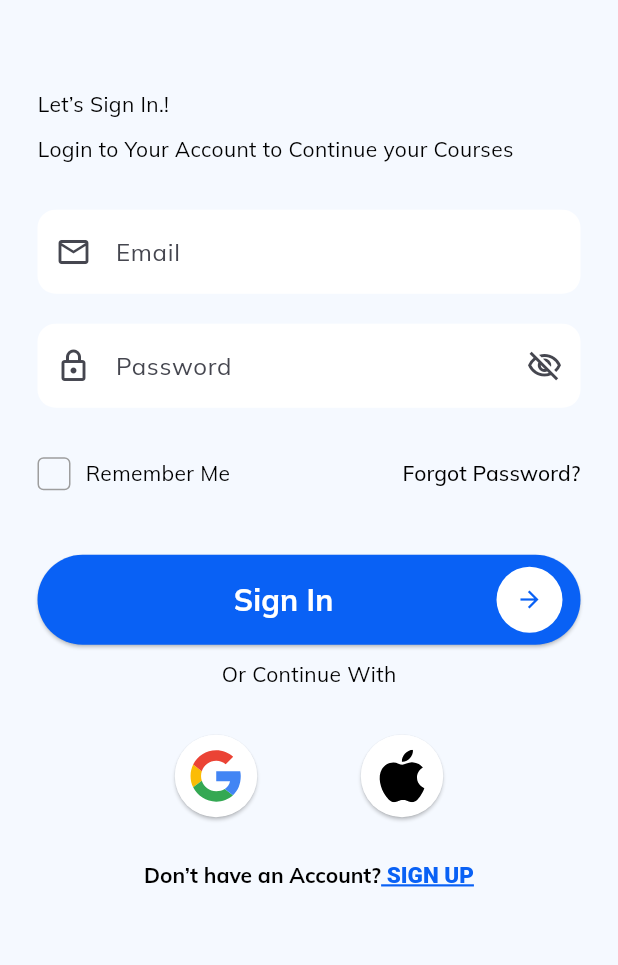
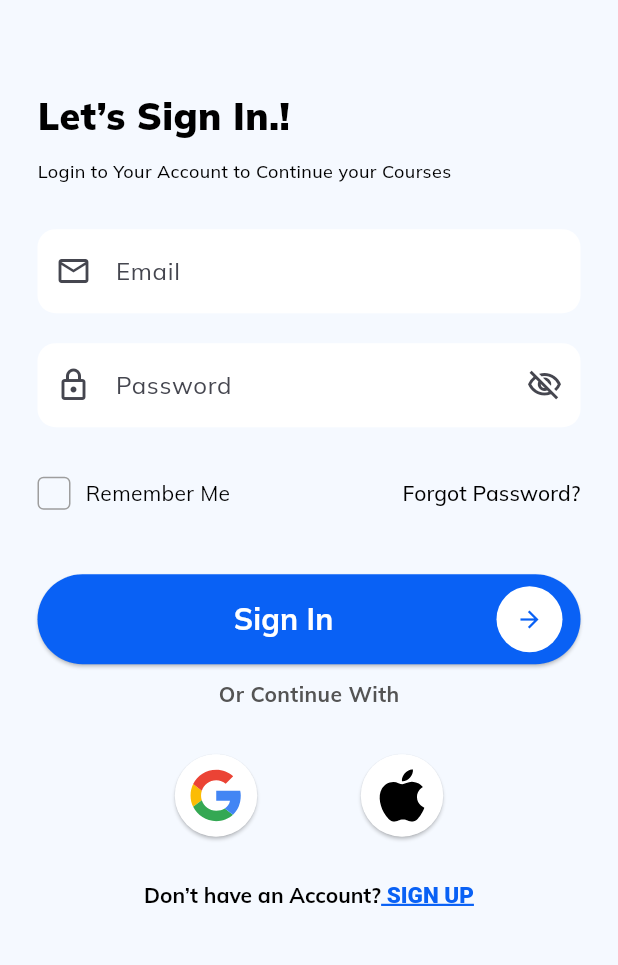
Before and after one commit to Haidy-Hosam/Telead-E-learning-Mobile-App, a Flutter app: the LoginScreen screen opened directly, on a phone screen of 412 x 824 dp, the part 264-1229 px from its top. Run offline on Flutter 3.47's test engine with Material 3 defaults, Android fonts, the phone set to English and light mode, and no system bars; our stand-ins replace flutter_svg, pinput; network calls fail.

Commit message:
Refactor text styles in various components to use AppTextStyles for consistency

```diff
--- a/lib/Features/Auth/Login/Page/login_screen.dart
+++ b/lib/Features/Auth/Login/Page/login_screen.dart
@@ -10,7 +10,7 @@ import 'package:e_learning_mobile_app/Core/Constans/AppImage.dart';
 import 'package:e_learning_mobile_app/Core/Style/Appcolors.dart';
 import 'package:e_learning_mobile_app/Core/Style/app_text_style.dart';
 import 'package:e_learning_mobile_app/Features/Forgot%20Password/Page/forgot_password.dart';
-import 'package:e_learning_mobile_app/Features/Home/Pages/home.dart';
+
 import 'package:flutter/material.dart';
 import 'package:flutter_svg/flutter_svg.dart';
 
@@ -38,7 +38,7 @@ class LoginScreen extends StatelessWidget {
                   alignment: Alignment.centerLeft,
                   child: Text(
                     "Let’s Sign In.!",
-                    style: TextStyles.headline.copyWith(fontSize: 25),
+                    style: AppTextStyles.headline.copyWith(fontSize: 25),
                   ),
                 ),
                 SizedBox(height: 10),
@@ -47,7 +47,7 @@ class LoginScreen extends StatelessWidget {
                   alignment: Alignment.centerLeft,
                   child: Text(
                     "Login to Your Account to Continue your Courses",
-                    style: TextStyles.body.copyWith(
+                    style: AppTextStyles.body.copyWith(
                       fontSize: 12,
                       fontWeight: FontWeight.w500,
                     ),
@@ -81,13 +81,13 @@ class LoginScreen extends StatelessWidget {
                 const SizedBox(height: 30),
 
                 PrimaryButton(title: 'Sign In', onPressed: () {
-                  pushTo(context, HomeScreen());
+                //  pushTo(context, HomeScreen());
                 }),
                 SizedBox(height: 10),
 
                 Text(
                   "Or Continue With",
-                  style: TextStyles.subtitle.copyWith(
+                  style: AppTextStyles.subtitle.copyWith(
                     color: AppColors.gray,
                     fontSize: 14,
                   ),
--- a/lib/Features/Explore/pages/mentor_details.dart
+++ b/lib/Features/Explore/pages/mentor_details.dart
@@ -2,7 +2,7 @@ import 'package:e_learning_mobile_app/Core/CommonWidgets/extension.dart';
 import 'package:e_learning_mobile_app/Core/CommonWidgets/iconproject.dart';
 import 'package:e_learning_mobile_app/Core/Constans/AppImage.dart';
 import 'package:e_learning_mobile_app/Core/Style/Appcolors.dart';
-import 'package:e_learning_mobile_app/Core/Style/textstyle.dart';
+import 'package:e_learning_mobile_app/Core/Style/app_text_style.dart';
 
 import 'package:e_learning_mobile_app/Features/Explore/listdata/listdata.dart';
 import 'package:e_learning_mobile_app/Features/Explore/widgets/button_contaner_profil.dart';
--- a/lib/Features/Explore/widgets/button_contaner_profil.dart
+++ b/lib/Features/Explore/widgets/button_contaner_profil.dart
@@ -1,8 +1,5 @@
 
-
-
-
-import 'package:e_learning_mobile_app/Core/Style/textstyle.dart';
+import 'package:e_learning_mobile_app/Core/Style/app_text_style.dart';
 import 'package:flutter/material.dart';
 
 class ButtonContanerProfil extends StatelessWidget {
--- a/lib/Features/Explore/widgets/sectionplay.dart
+++ b/lib/Features/Explore/widgets/sectionplay.dart
@@ -1,8 +1,9 @@
 import 'package:e_learning_mobile_app/Core/CommonWidgets/extension.dart';
 import 'package:e_learning_mobile_app/Core/CommonWidgets/iconproject.dart';
 import 'package:e_learning_mobile_app/Core/Style/Appcolors.dart';
+import 'package:e_learning_mobile_app/Core/Style/app_text_style.dart';
 
-import 'package:e_learning_mobile_app/Core/Style/textstyle.dart';
+
 
 import 'package:flutter/material.dart';
 import 'package:flutter_svg/svg.dart';
--- a/lib/Features/Explore/widgets/tab.dart
+++ b/lib/Features/Explore/widgets/tab.dart
@@ -1,8 +1,5 @@
 
-
-
-
-import 'package:e_learning_mobile_app/Core/Style/textstyle.dart';
+import 'package:e_learning_mobile_app/Core/Style/app_text_style.dart';
 import 'package:flutter/material.dart';
 
 class ButtonTab extends StatelessWidget {
```
Also changed, not shown: lib/Features/Home/Widgets/poluparcourses_card.dart (+5 -5 lines).
